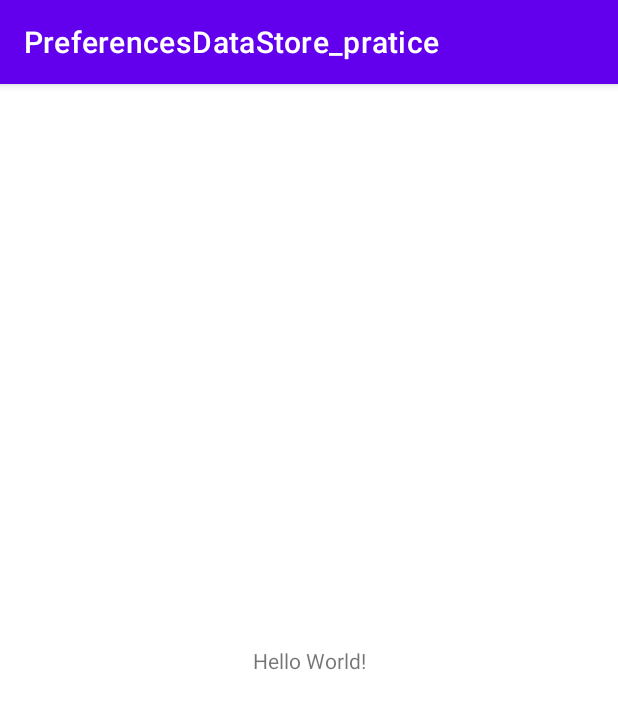
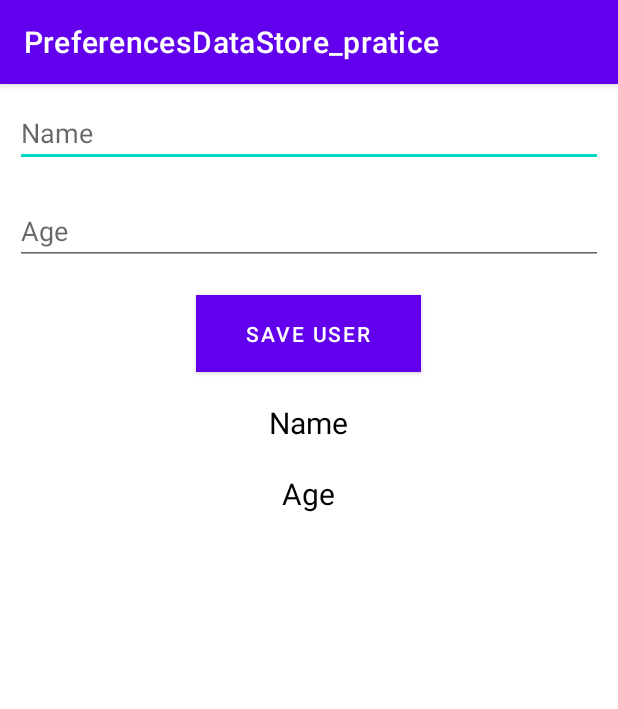
Before and after one commit to HwiYul-G/PreferencesDataStore_pratice, an Android app: the screen it shows after launch (MainActivity), on a phone screen of 412 x 824 dp. Shown: the top 709 px of the screen. Run offline under Robolectric (Android 15) with nearby library versions, the phone set to English and light mode, and no system bars.

Commit message:
Add : MainActivity Layout

```diff
--- a/app/src/main/res/layout/activity_main.xml
+++ b/app/src/main/res/layout/activity_main.xml
@@ -1,18 +1,57 @@
 <?xml version="1.0" encoding="utf-8"?>
-<androidx.constraintlayout.widget.ConstraintLayout xmlns:android="http://schemas.android.com/apk/res/android"
+<LinearLayout xmlns:android="http://schemas.android.com/apk/res/android"
     xmlns:app="http://schemas.android.com/apk/res-auto"
     xmlns:tools="http://schemas.android.com/tools"
     android:layout_width="match_parent"
     android:layout_height="match_parent"
+    android:gravity="center_horizontal"
+    android:orientation="vertical"
     tools:context=".MainActivity">
 
+    <EditText
+        android:id="@+id/et_name"
+        android:layout_height="wrap_content"
+        android:layout_width="match_parent"
+        android:layout_margin="10dp"
+        android:layout_marginTop="20dp"
+        android:ems="10"
+        android:hint="Name"/>
+
+    <EditText
+        android:id="@+id/et_age"
+        android:layout_width="match_parent"
+        android:layout_height="wrap_content"
+        android:layout_margin="10dp"
+        android:ems="10"
+        android:hint="Age"
+        android:inputType="number" />
+
+    <Button
+        android:id="@+id/btn_save"
+        android:layout_width="150dp"
+        android:layout_height="wrap_content"
+        android:layout_margin="10dp"
+        android:background="#FF7043"
+        android:padding="10dp"
+        android:text="Save User"
+        android:textColor="@android:color/white"/>
+
     <TextView
+        android:id="@+id/tv_name"
         android:layout_width="wrap_content"
         android:layout_height="wrap_content"
-        android:text="Hello World!"
-        app:layout_constraintBottom_toBottomOf="parent"
-        app:layout_constraintEnd_toEndOf="parent"
-        app:layout_constraintStart_toStartOf="parent"
-        app:layout_constraintTop_toTopOf="parent" />
+        android:layout_margin="10dp"
+        android:text="Name"
+        android:textColor="@android:color/black"
+        android:textSize="20sp" />
 
-</androidx.constraintlayout.widget.ConstraintLayout>
+    <TextView
+        android:id="@+id/tv_age"
+        android:layout_width="wrap_content"
+        android:layout_height="wrap_content"
+        android:layout_margin="10dp"
+        android:text="Age"
+        android:textColor="@android:color/black"
+        android:textSize="20sp" />
+
+</LinearLayout>
```
